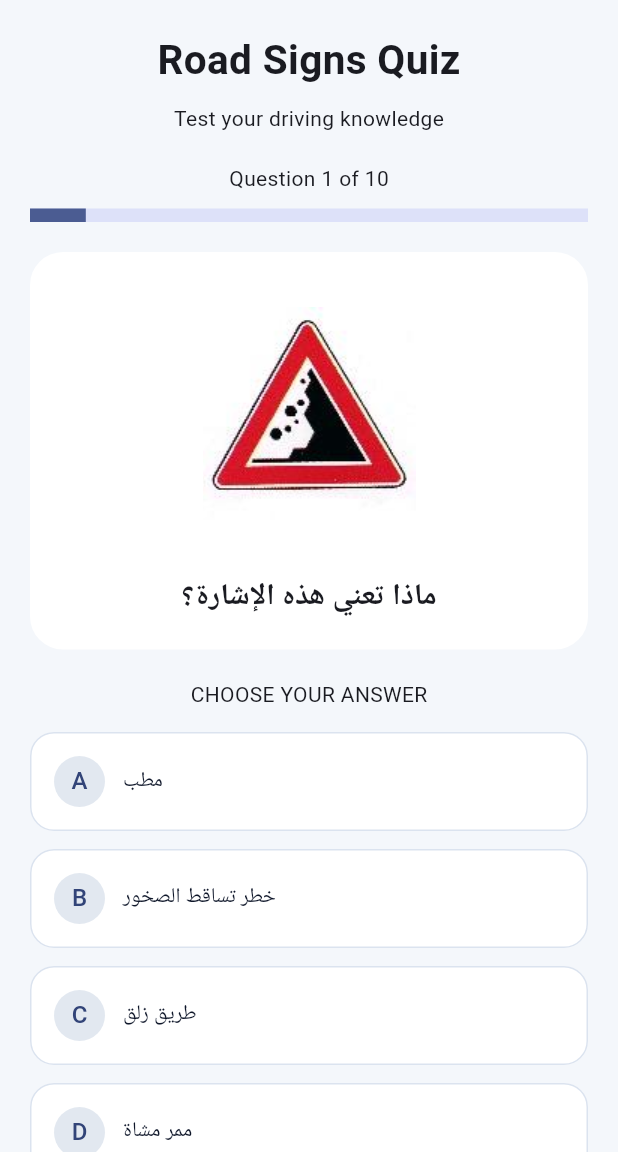
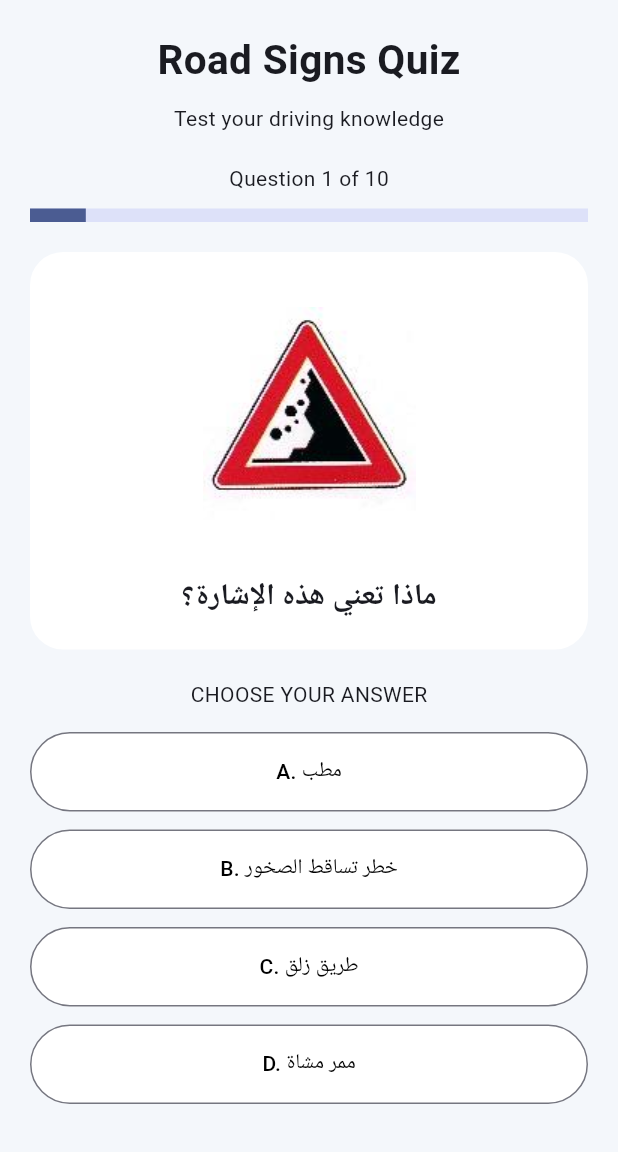
Before and after one commit to majdmouhamma1-rgb/driving-school_app, a Flutter app: the screen it shows after launch, after a tap on "Start Practicing", on a phone screen of 412 x 824 dp, the part 84-1236 px from its top. Run offline on Flutter 3.47's test engine with Material 3 defaults, Android fonts, the phone set to English and light mode, and no system bars; our stand-ins replace material_ui.

Commit message:
Simplify answer button component

```diff
--- a/lib/widgets/answer_button.dart
+++ b/lib/widgets/answer_button.dart
@@ -22,17 +22,11 @@ class AnswerButton extends StatelessWidget {
   @override
   Widget build(BuildContext context) {
     Color background = Colors.white;
-    Color border = const Color(0xFFDBE3EF);
 
     if (answered && isCorrect) {
-      background = const Color(0xFFDCFCE7);
-      border = Colors.green;
+      background = Colors.green.shade100;
     } else if (answered && isSelected) {
-      background = const Color(0xFFFEE2E2);
-      border = Colors.red;
-    } else if (isSelected) {
-      background = const Color(0xFFDBEAFE);
-      border = const Color(0xFF2563EB);
+      background = Colors.red.shade100;
     }
 
     return Padding(
@@ -44,30 +38,11 @@ class AnswerButton extends StatelessWidget {
           style: OutlinedButton.styleFrom(
             backgroundColor: background,
             disabledBackgroundColor: background,
-            foregroundColor: const Color(0xFF0F172A),
-            disabledForegroundColor: const Color(0xFF0F172A),
+            foregroundColor: Colors.black,
+            disabledForegroundColor: Colors.black,
             padding: const EdgeInsets.all(16),
-            side: BorderSide(color: border),
-            shape: RoundedRectangleBorder(
-              borderRadius: BorderRadius.circular(16),
-            ),
           ),
-          child: Row(
-            children: [
-              CircleAvatar(
-                radius: 17,
-                backgroundColor: const Color(0xFFE2E8F0),
-                child: Text(letter),
-              ),
-              const SizedBox(width: 12),
-              Expanded(
-                child: Text(
-                  text,
-                  textAlign: TextAlign.start,
-                ),
-              ),
-            ],
-          ),
+          child: Text('$letter. $text'),
         ),
       ),
     );
```
